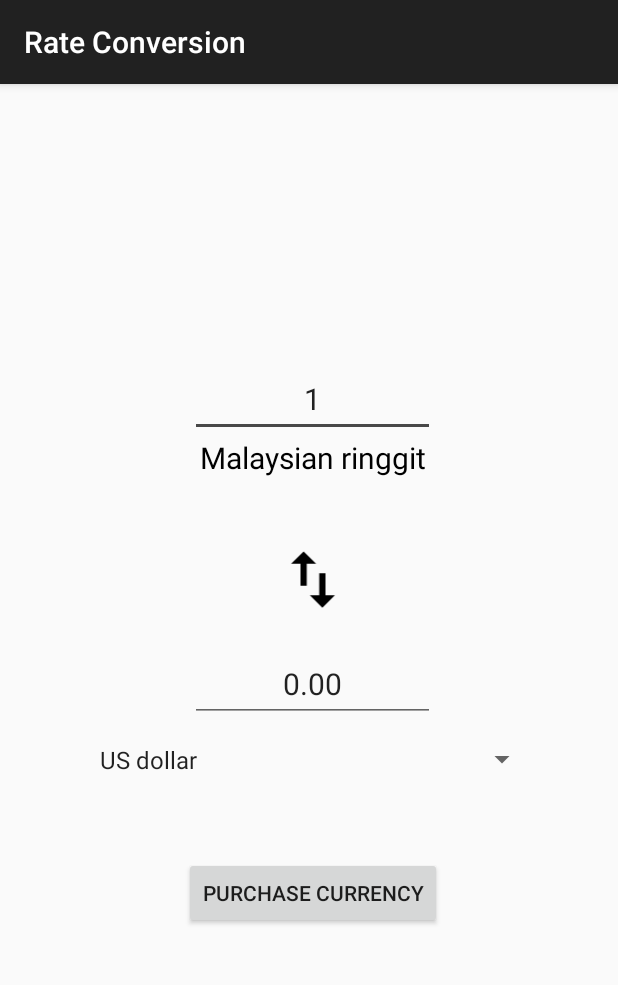
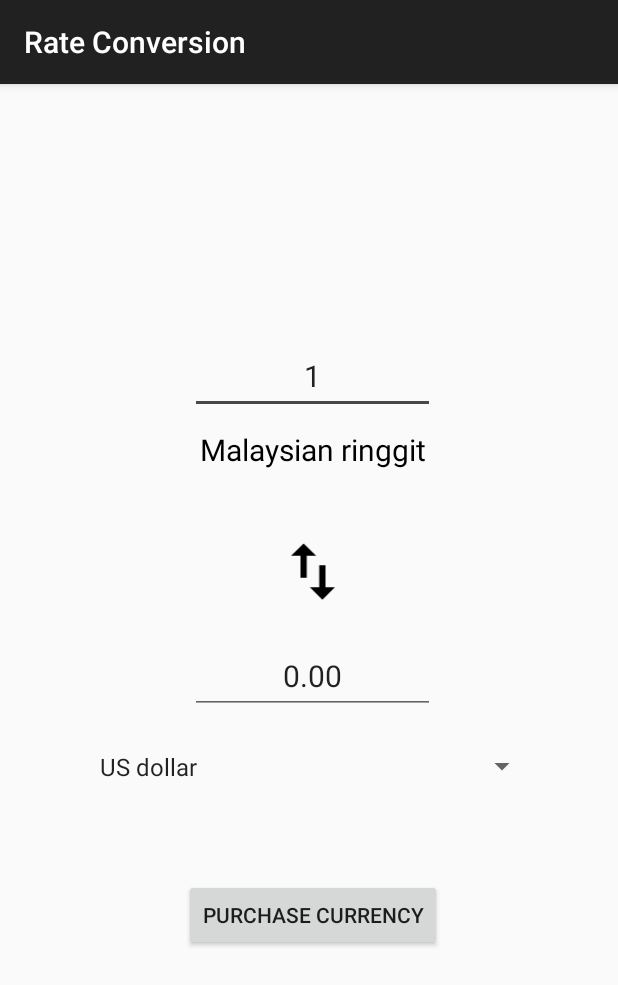
Before and after one commit to kangwennlee/CurrexEZ, an Android app: the CurrencyCalculator screen opened directly, with no data from a screen before it, on a phone screen of 412 x 824 dp. Shown: the top 985 px of the screen. Run offline under Robolectric (Android 15) with nearby library versions, the phone set to English and light mode, and no system bars; libraries missing offline, so code that uses them is left out: com.crashlytics.android, io.fabric.sdk; network calls fail; 2 statements that could not run were skipped.

Commit message:
Redesigns Currency calculator

```diff
--- a/app/src/main/res/layout/activity_currency_calculator.xml
+++ b/app/src/main/res/layout/activity_currency_calculator.xml
@@ -22,6 +22,7 @@
     <TextView
         android:layout_width="wrap_content"
         android:layout_height="50dp"
+        android:layout_marginTop="10dp"
         android:text="@string/MYR"
         android:textColor="@color/black"
         android:textSize="20sp" />
@@ -46,13 +47,14 @@
     <Spinner
         android:id="@+id/spinnerCurrency"
         android:layout_width="300dp"
-        android:layout_height="50dp" />
+        android:layout_height="50dp"
+        android:layout_marginTop="10dp" />
 
     <Button
         android:id="@+id/buttonPurchaseCurrency"
         android:layout_width="wrap_content"
         android:layout_height="wrap_content"
-        android:layout_marginTop="40dp"
+        android:layout_marginTop="50dp"
         android:text="Purchase Currency"/>
 
     <TextView
```
